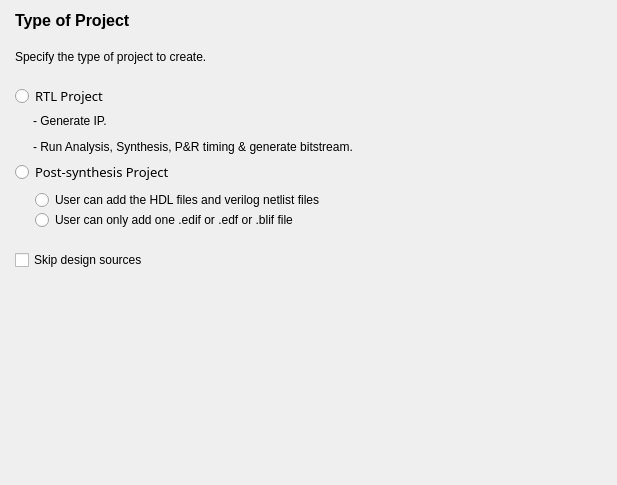
Above: src/NewProject/project_type_form.ui from os-fpga/FOEDAG before the change. Below: the same form after it.
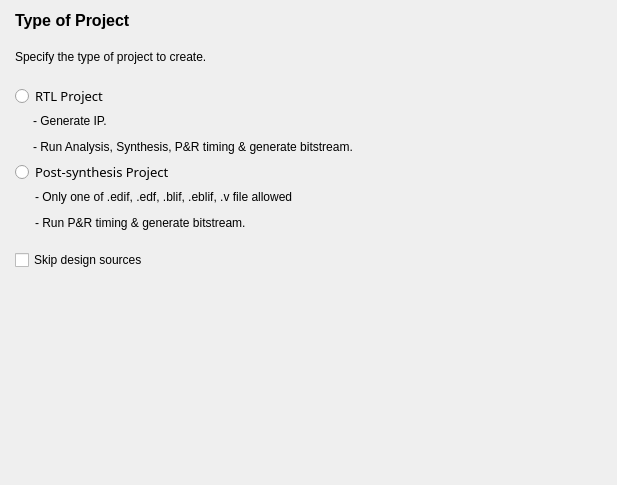
That is the form after the change.

```diff
--- a/src/NewProject/project_type_form.ui
+++ b/src/NewProject/project_type_form.ui
@@ -148,31 +148,15 @@
           <number>0</number>
          </property>
          <item>
-          <widget class="QRadioButton" name="radioBtnPOSMixed">
-           <property name="sizePolicy">
-            <sizepolicy hsizetype="Expanding" vsizetype="Fixed">
-             <horstretch>0</horstretch>
-             <verstretch>0</verstretch>
-            </sizepolicy>
-           </property>
+          <widget class="QLabel" name="m_labelPOS">
            <property name="text">
-            <string>User can add the HDL files and verilog netlist files</string>
+            <string>&lt;html&gt;&lt;head/&gt;&lt;body&gt;&lt;p&gt;- Only one of .edif, .edf, .blif, .eblif, .v file allowed&lt;/p&gt;&lt;p&gt;- Run P&amp;amp;R timing &amp;amp; generate bitstream.&lt;/p&gt;&lt;/body&gt;&lt;/html&gt;</string>
            </property>
-           <attribute name="buttonGroup">
-            <string notr="true">buttonGroup</string>
-           </attribute>
-          </widget>
-         </item>
-         <item>
-          <widget class="QRadioButton" name="radioBtnPOSPure">
-           <property name="sizePolicy">
-            <sizepolicy hsizetype="Expanding" vsizetype="Fixed">
-             <horstretch>0</horstretch>
-             <verstretch>0</verstretch>
-            </sizepolicy>
+           <property name="textFormat">
+            <enum>Qt::AutoText</enum>
            </property>
-           <property name="text">
-            <string>User can only add one .edif or .edf or .blif file</string>
+           <property name="wordWrap">
+            <bool>true</bool>
            </property>
            <attribute name="buttonGroup">
             <string notr="true">buttonGroup</string>
```
Left out of the diff: 6 changed lines with no effect on the pictures.
